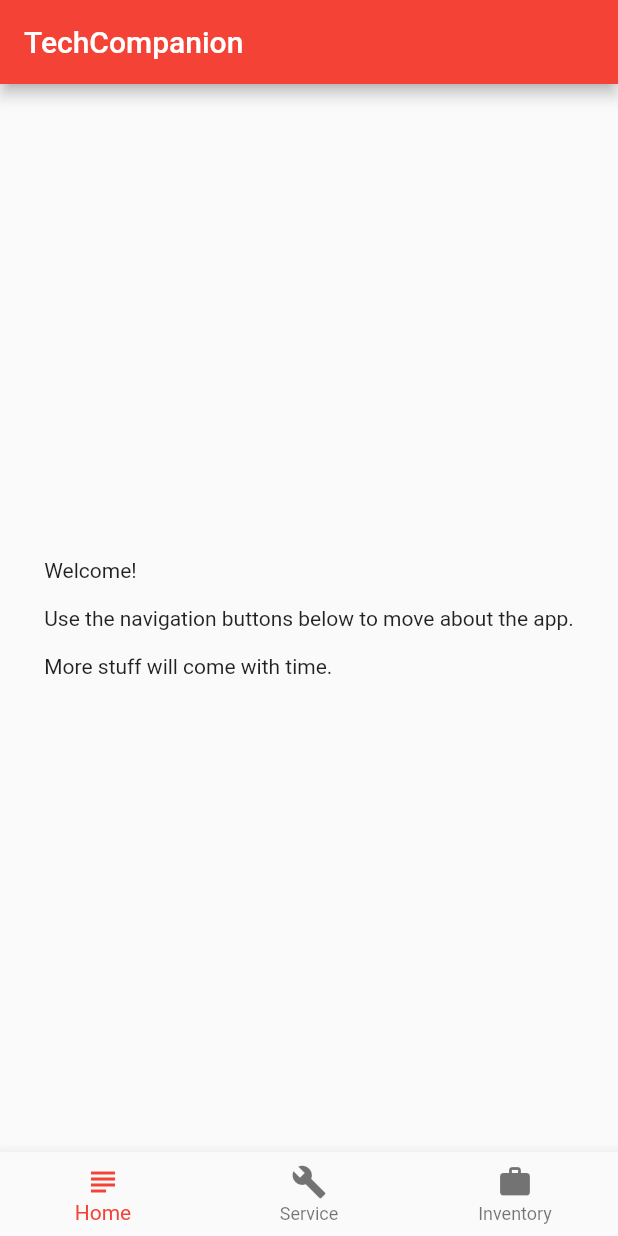
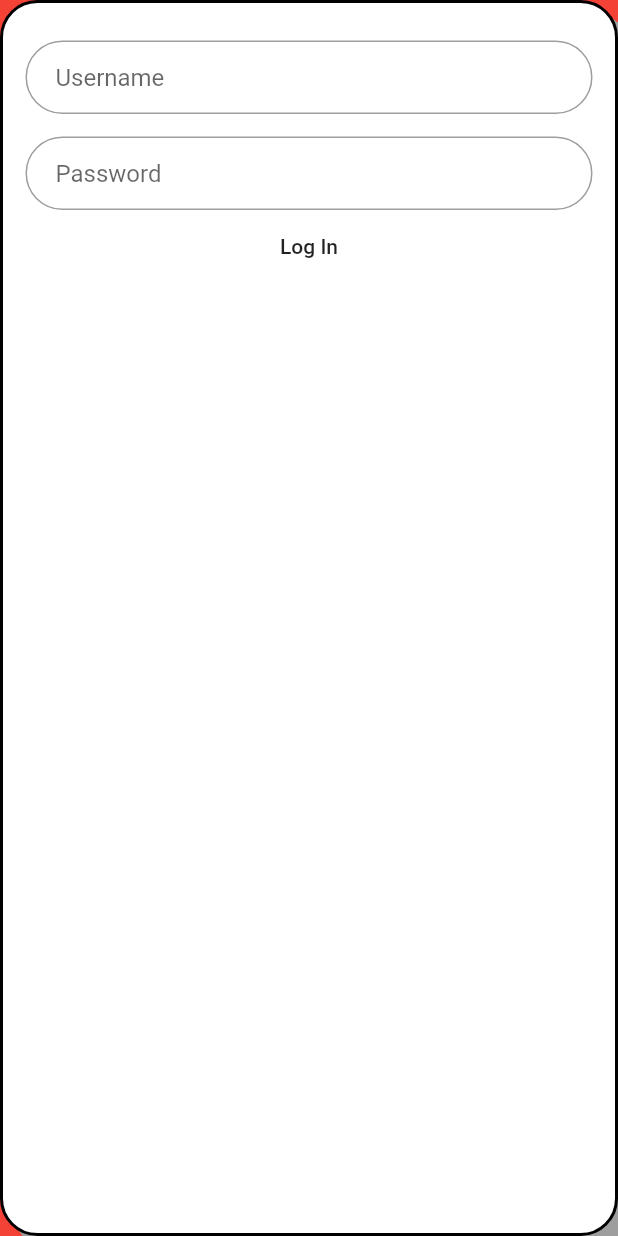
Before and after one commit to ialej001/TechCompanionMobile, a Flutter app: the screen it shows after launch, on a phone screen of 412 x 824 dp. Run offline on Flutter 3.47's test engine with Material 2 defaults, Android fonts, the phone set to English and light mode, and no system bars; our stand-ins replace flutter_secure_storage, graphql_flutter, sqflite; missing offline and left inert: autocomplete_textfield; accounts and stored records are empty.

```diff
--- a/lib/main.dart
+++ b/lib/main.dart
@@ -1,19 +1,27 @@
+import 'dart:convert';
+
 import 'package:flutter/material.dart';
 import 'package:tech_companion_mobile/bloc/blocProvider.dart';
-import 'package:tech_companion_mobile/graphql/GraphQLConf.dart';
+import 'package:tech_companion_mobile/http/HttpService.dart';
+import 'package:tech_companion_mobile/views/Home.dart';
 import 'package:tech_companion_mobile/views/Inventory.dart';
+import 'package:tech_companion_mobile/views/LogIn.dart';
 import 'package:tech_companion_mobile/views/serviceCalls.dart';
-
 import 'bloc/partsBloc.dart';
-import 'views/LandingView.dart';
-
-GraphQLConfiguration graphQLConfiguration = GraphQLConfiguration();
 
 void main() {
   runApp(MyApp());
 }
 
 class MyApp extends StatelessWidget {
+  final HttpService httpService = new HttpService();
+
+  Future<String> get jwtOrEmpty async {
+    var jwt = await httpService.storage.read(key: "jwt");
+    if (jwt == null) return "";
+    return jwt;
+  }
+
   // This widget is the root of your application.
   @override
   Widget build(BuildContext context) {
@@ -25,74 +33,36 @@ class MyApp extends StatelessWidget {
           primarySwatch: Colors.red,
           visualDensity: VisualDensity.adaptivePlatformDensity,
         ),
-        initialRoute: '/home',
+        // initialRoute: '/login',
         routes: <String, WidgetBuilder>{
-          '/home': (context) => MyHomePage(title: 'TechCompanion'),
+          '/home': (context) => HomePage(title: 'TechCompanion'),
           '/detailed-service-call': (context) => ServiceCallView(),
           '/inventory': (context) => InventoryWindow(),
+          '/login': (context) => LoginPage(),
         },
+        home: FutureBuilder(
+          future: jwtOrEmpty,
+          builder: (context, snapshot) {
+            if (!snapshot.hasData) return CircularProgressIndicator();
+            if (snapshot.data != "") {
+              var jwt = snapshot.data.split("."); // array[3]
+              if (jwt.length != 3) { // some wrong jwt
+                return LoginPage();
+              } else {
+                var payload = json.decode(
+                    ascii.decode(base64.decode(base64.normalize(jwt[1]))));
+                if (DateTime.fromMillisecondsSinceEpoch(payload["exp"] * 1000)
+                    .isAfter(DateTime.now())) {
+                  return HomePage(title: 'TechCompanion');
+                } else {
+                  return LoginPage();
+                }
+              }
+            } else
+              return LoginPage();
+          },
+        ),
       ),
     );
   }
 }
-
-class MyHomePage extends StatefulWidget {
-  MyHomePage({Key key, this.title}) : super(key: key);
-
-  // This widget is the home page of your application. It is stateful, meaning
-  // that it has a State object (defined below) that contains fields that affect
-  // how it looks.
-
-  // This class is the configuration for the state. It holds the values (in this
-  // case the title) provided by the parent (in this case the App widget) and
-  // used by the build method of the State. Fields in a Widget subclass are
-  // always marked "final".
-
-  final String title;
-
-  @override
-  _MyHomePageState createState() => _MyHomePageState();
-}
-
-class _MyHomePageState extends State<MyHomePage> {
-  int _selectedNavTab = 0;
-  static List<Widget> _navTabs = <Widget>[
-    LandingView(),
-    ServiceCallView(),
-    InventoryWindow(),
-  ];
-
-  void _navTo(int index) {
-    setState(() {
-      _selectedNavTab = index;
-    });
-  }
-
-  @override
-  Widget build(BuildContext context) {
-    return Scaffold(
-      appBar: AppBar(
-        title: Text(widget.title),
-      ),
-      body: Container(
-        child: _navTabs.elementAt(_selectedNavTab),
-      ),
-      bottomNavigationBar: BottomNavigationBar(
-        items: const <BottomNavigationBarItem>[
-          BottomNavigationBarItem(
-              icon: Icon(Icons.subject), title: Text('Home')),
-          BottomNavigationBarItem(
-            icon: Icon(Icons.build),
-            title: Text('Service'),
-          ),
-          BottomNavigationBarItem(
-            icon: Icon(Icons.work),
-            title: Text('Inventory'),
-          )
-        ],
-        currentIndex: _selectedNavTab,
-        onTap: _navTo,
-      ),
-    );
-  }
-}
--- /dev/null
+++ b/lib/models/LoginResponse.dart
@@ -0,0 +1,9 @@
+class LoginResponse {
+  final String token;
+
+  LoginResponse({this.token});
+
+  factory LoginResponse.fromJson(Map<String, dynamic> json) {
+    return new LoginResponse(token: json["token"]);
+  }
+}
--- /dev/null
+++ b/lib/views/LogIn.dart
@@ -0,0 +1,86 @@
+import 'package:flutter/material.dart';
+import 'package:tech_companion_mobile/http/HttpService.dart';
+import 'package:tech_companion_mobile/views/Home.dart';
+
+class LoginPage extends StatelessWidget {
+  final TextEditingController _usernameController = TextEditingController();
+  final TextEditingController _passwordController = TextEditingController();
+  final HttpService httpService = new HttpService();
+
+  void displayDialog(context, title, text) => showDialog(
+        context: context,
+        builder: (context) =>
+            AlertDialog(title: Text(title), content: Text(text)),
+      );
+
+  Widget _buildInputBox(
+      TextEditingController controller, String hintText, bool obscureText) {
+    return TextField(
+      controller: controller,
+      obscureText: obscureText,
+      decoration: InputDecoration(
+        hintText: hintText,
+        contentPadding: EdgeInsets.fromLTRB(20, 15, 20, 15),
+        border: OutlineInputBorder(
+          borderRadius: BorderRadius.circular(32),
+        ),
+      ),
+    );
+  }
+
+  @override
+  Widget build(BuildContext context) {
+    return Scaffold(
+      backgroundColor: Colors.red,
+      body: Center(
+        child: Container(
+          decoration: BoxDecoration(
+            color: Colors.white,
+            boxShadow: [
+              BoxShadow(
+                color: Colors.grey,
+                offset: Offset(10, 10),
+              )
+            ],
+            border: Border.all(
+              color: Colors.black,
+              width: 2,
+            ),
+            borderRadius: BorderRadius.circular(25),
+          ),
+          child: Padding(
+            padding: EdgeInsets.fromLTRB(15, 25, 15, 25),
+            child: Column(
+              children: <Widget>[
+                _buildInputBox(_usernameController, 'Username', false),
+                SizedBox(height: 15),
+                _buildInputBox(_passwordController, 'Password', true),
+                FlatButton(
+                    onPressed: () async {
+                      var username = _usernameController.text;
+                      var password = _passwordController.text;
+                      var jwt =
+                          await httpService.attemptLogIn(username, password);
+                      if (jwt != null) {
+                        print(jwt);
+                        httpService.storage.write(key: "jwt", value: jwt);
+                        Navigator.of(context).pushReplacement(
+                          MaterialPageRoute(
+                            builder: (context) =>
+                                HomePage(title: 'TechCompanion', jwt: jwt),
+                          ),
+                        );
+                      } else {
+                        displayDialog(context, "An Error Occurred",
+                            "No account was found matching that username and password");
+                      }
+                    },
+                    child: Text("Log In")),
+              ],
+            ),
+          ),
+        ),
+      ),
+    );
+  }
+}
--- a/pubspec.yaml
+++ b/pubspec.yaml
@@ -32,10 +32,7 @@ dependencies:
   graphql_flutter: ^3.0.0
   fluttertoast: ^3.1.0
   intl: 0.15.7
-
-
-  # The following adds the Cupertino Icons font to your application.
-  # Use with the CupertinoIcons class for iOS style icons.
+  flutter_secure_storage: ^3.3.1
   cupertino_icons: ^0.1.3
 
 dev_dependencies:
```
Also changed, not shown: lib/http/HttpService.dart (+54 -15 lines), lib/views/Home.dart (added, +105 -0 lines), lib/views/ServiceCalls/detailedServiceCall.dart (+10 -6 lines), lib/views/serviceCalls.dart (+15 -3 lines), pubspec.lock, 1 other file.
